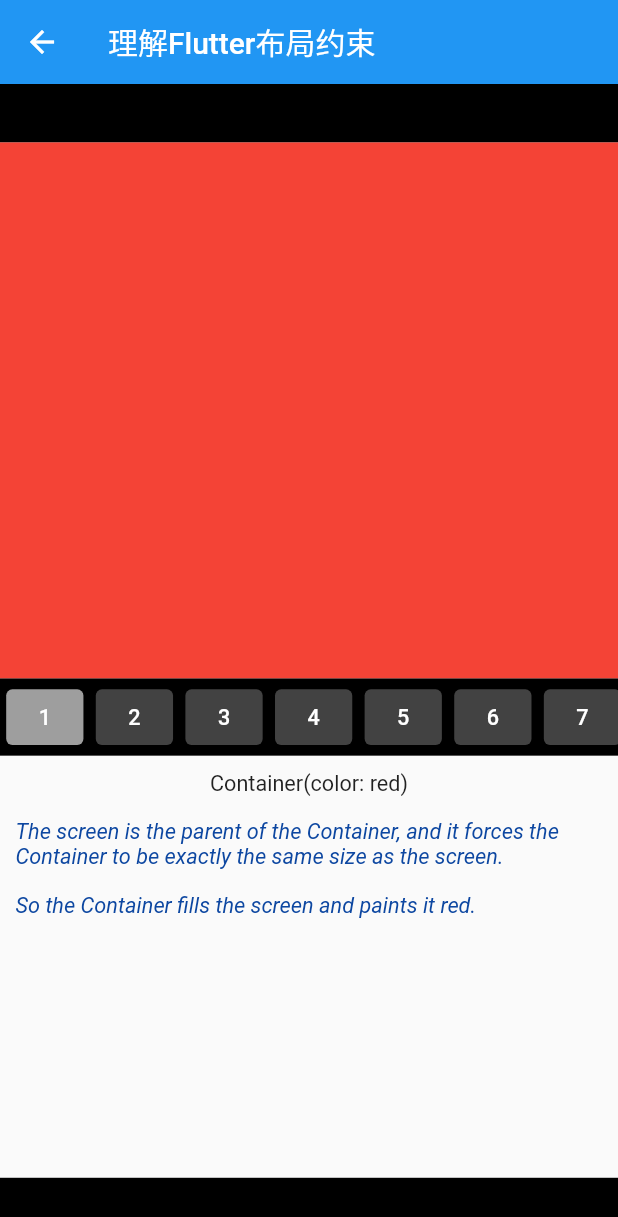
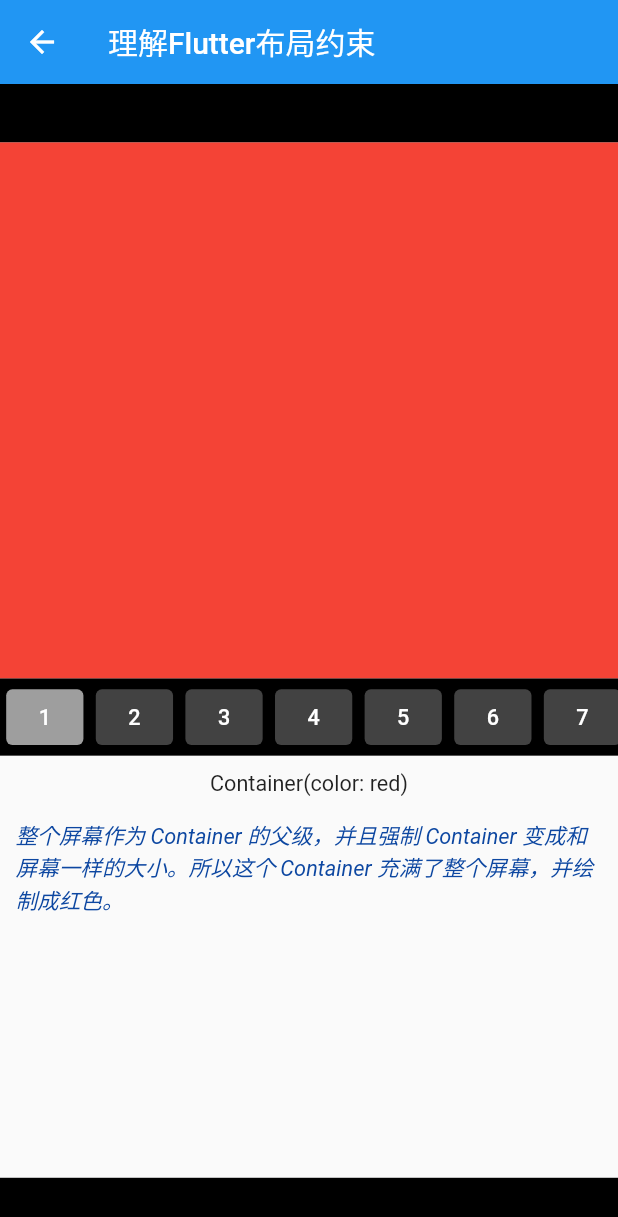
Before and after one commit to leerme/oa_flutter, a Flutter app: the Demo3Page screen opened directly, on a phone screen of 412 x 824 dp. Shown: the top 1217 px of the screen. Run offline on Flutter 3.47's test engine with Material 2 defaults, Android fonts, the phone set to English and light mode, and no system bars; our stand-ins replace basic_utils, cookie_jar, dio, dio_cookie_manager, fluttertoast, shared_preferences; missing offline and left inert: encrypt; accounts and stored records are empty; network calls fail.

Commit message:
MOD:temp

```diff
--- a/lib/demo/demo3.dart
+++ b/lib/demo/demo3.dart
@@ -240,10 +240,7 @@ class Example1 extends Example {
   final code = 'Container(color: red)';
 
   @override
-  final explanation = 'The screen is the parent of the Container, '
-      'and it forces the Container to be exactly the same size as the screen.'
-      '\n\n'
-      'So the Container fills the screen and paints it red.';
+  final explanation = '整个屏幕作为 Container 的父级，并且强制 Container 变成和屏幕一样的大小。所以这个 Container 充满了整个屏幕，并绘制成红色。';
 
   @override
   Widget build(BuildContext context) {
@@ -260,10 +257,7 @@ class Example2 extends Example {
   final code = 'Container(width: 100, height: 100, color: red)';
   @override
   final String explanation =
-      'The red Container wants to be 100x100, but it can\'t, '
-      'because the screen forces it to be exactly the same size as the screen.'
-      '\n\n'
-      'So the Container fills the screen.';
+      '红色的 Container 想要变成 100 x 100 的大小，但是它无法变成，因为屏幕强制它变成和屏幕一样的大小。所以 Container 充满了整个屏幕';
 
   @override
   Widget build(BuildContext context) {
@@ -281,11 +275,7 @@ class Example3 extends Example {
       '   child: Container(width: 100, height: 100, color: red))';
   @override
   final String explanation =
-      'The screen forces the Center to be exactly the same size as the screen, '
-      'so the Center fills the screen.'
-      '\n\n'
-      'The Center tells the Container that it can be any size it wants, but not bigger than the screen.'
-      'Now the Container can indeed be 100x100.';
+      '屏幕强制 Center 变得和屏幕一样大，所以 Center 充满了屏幕。然后 Center 告诉 Container 可以变成任意大小，但是不能超出屏幕。现在，Container 可以真正变成 100 × 100 大小了';
 
   @override
   Widget build(BuildContext context) {
@@ -306,10 +296,7 @@ class Example4 extends Example {
       '   child: Container(width: 100, height: 100, color: red))';
   @override
   final String explanation =
-      'This is different from the previous example in that it uses Align instead of Center.'
-      '\n\n'
-      'Align also tells the Container that it can be any size it wants, but if there is empty space it won\'t center the Container. '
-      'Instead, it aligns the Container to the bottom-right of the available space.';
+      'Align 同样也告诉 Container，你可以变成任意大小。但是，如果还留有空白空间的话，它不会居中 Container。相反，它将会在允许的空间内，把 Container 放在右下角（bottomRight）';
 
   @override
   Widget build(BuildContext context) {
@@ -333,11 +320,7 @@ class Example5 extends Example {
       '              height: double.infinity))';
   @override
   final String explanation =
-      'The screen forces the Center to be exactly the same size as the screen, '
-      'so the Center fills the screen.'
-      '\n\n'
-      'The Center tells the Container that it can be any size it wants, but not bigger than the screen.'
-      'The Container wants to be of infinite size, but since it can\'t be bigger than the screen, it just fills the screen.';
+      '屏幕强制 Center 变得和屏幕一样大，所以 Center 充满屏幕。然后 Center 告诉 Container 可以变成任意大小，但是不能超出屏幕。现在，Container 想要无限的大小，但是由于它不能比屏幕更大，所以就仅充满屏幕';
 
   @override
   Widget build(BuildContext context) {
@@ -357,16 +340,7 @@ class Example6 extends Example {
   final code = 'Center(child: Container(color: red))';
   @override
   final String explanation =
-      'The screen forces the Center to be exactly the same size as the screen, '
-      'so the Center fills the screen.'
-      '\n\n'
-      'The Center tells the Container that it can be any size it wants, but not bigger than the screen.'
-      '\n\n'
-      'Since the Container has no child and no fixed size, it decides it wants to be as big as possible, so it fills the whole screen.'
-      '\n\n'
-      'But why does the Container decide that? '
-      'Simply because that\'s a design decision by those who created the Container widget. '
-      'It could have been created differently, and you have to read the Container documentation to understand how it behaves, depending on the circumstances. ';
+      '屏幕强制 Center 变得和屏幕一样大，所以 Center 充满屏幕。然后 Center 告诉 Container 可以变成任意大小，但是不能超出屏幕。由于 Container 没有子级而且没有固定大小，所以它决定能有多大就有多大，所以它充满了整个屏幕';
 
   @override
   Widget build(BuildContext context) {
@@ -387,18 +361,7 @@ class Example7 extends Example {
       '      child: Container(color: green, width: 30, height: 30)))';
   @override
   final String explanation =
-      'The screen forces the Center to be exactly the same size as the screen, '
-      'so the Center fills the screen.'
-      '\n\n'
-      'The Center tells the red Container that it can be any size it wants, but not bigger than the screen.'
-      'Since the red Container has no size but has a child, it decides it wants to be the same size as its child.'
-      '\n\n'
-      'The red Container tells its child that it can be any size it wants, but not bigger than the screen.'
-      '\n\n'
-      'The child is a green Container that wants to be 30x30.'
-      '\n\n'
-      'Since the red `Container` has no size but has a child, it decides it wants to be the same size as its child. '
-      'The red color isn\'t visible, since the green Container entirely covers all of the red Container.';
+      '屏幕强制 Center 变得和屏幕一样大，所以 Center 充满屏幕。然后 Center 告诉红色的 Container 可以变成任意大小，但是不能超出屏幕。由于 Container 没有固定大小但是有子级，所以它决定变成它 child 的大小。然后红色的 Container 告诉它的 child 可以变成任意大小，但是不能超出屏幕。而它的 child 是一个想要 30 × 30 大小绿色的 Container。由于红色的 Container 和其子级一样大，所以也变为 30 × 30。由于绿色的 Container 完全覆盖了红色 Container，所以你看不见它了';
 
   @override
   Widget build(BuildContext context) {
@@ -423,9 +386,7 @@ class Example8 extends Example {
       '      child: Container(color: green, width: 30, height: 30)))';
   @override
   final String explanation =
-      'The red Container sizes itself to its children size, but it takes its own padding into consideration. '
-      'So it is also 30x30 plus padding. '
-      'The red color is visible because of the padding, and the green Container has the same size as in the previous example.';
+      '红色 Container 变为其子级的大小，但是它将其 padding 带入了约束的计算中。所以它有一个 30 x 30 的外边距。由于这个外边距，所以现在你能看见红色了。而绿色的 Container 则还是和之前一样。';
 
   @override
   Widget build(BuildContext context) {
@@ -452,12 +413,7 @@ class Example9 extends Example {
       '      child: Container(color: red, width: 10, height: 10)))';
   @override
   final String explanation =
-      'You might guess that the Container has to be between 70 and 150 pixels, but you would be wrong. '
-      'The ConstrainedBox only imposes ADDITIONAL constraints from those it receives from its parent.'
-      '\n\n'
-      'Here, the screen forces the ConstrainedBox to be exactly the same size as the screen, '
-      'so it tells its child Container to also assume the size of the screen, '
-      'thus ignoring its \'constraints\' parameter.';
+      'Container 的尺寸会在 70 到 150 像素之间，但并不是这样。 ConstrainedBox 仅对其从其父级接收到的约束下施加其他约束。在这里，屏幕迫使 ConstrainedBox 与屏幕大小完全相同，因此它告诉其子 Widget 也以屏幕大小作为约束，从而忽略了其 constraints 参数带来的影响';
 
   @override
   Widget build(BuildContext context) {
@@ -487,11 +443,7 @@ class Example10 extends Example {
       '        child: Container(color: red, width: 10, height: 10))))';
   @override
   final String explanation =
-      'Now, Center allows ConstrainedBox to be any size up to the screen size.'
-      '\n\n'
-      'The ConstrainedBox imposes ADDITIONAL constraints from its \'constraints\' parameter onto its child.'
-      '\n\n'
-      'The Container must be between 70 and 150 pixels. It wants to have 10 pixels, so it will end up having 70 (the MINIMUM).';
+      'Center 允许 ConstrainedBox 达到屏幕可允许的任意大小。 ConstrainedBox 将 constraints 参数带来的约束附加到其子对象上。Container 必须介于 70 到 150 像素之间。虽然它希望自己有 10 个像素大小，但最终获得了 70 个像素（最小为 70）';
 
   @override
   Widget build(BuildContext context) {
@@ -523,10 +475,7 @@ class Example11 extends Example {
       '        child: Container(color: red, width: 1000, height: 1000))))';
   @override
   final String explanation =
-      'Center allows ConstrainedBox to be any size up to the screen size.'
-      'The ConstrainedBox imposes ADDITIONAL constraints from its \'constraints\' parameter onto its child'
-      '\n\n'
-      'The Container must be between 70 and 150 pixels. It wants to have 1000 pixels, so it ends up having 150 (the MAXIMUM).';
+      'Center 允许 ConstrainedBox 达到屏幕可允许的任意大小。 ConstrainedBox 将 constraints 参数带来的约束附加到其子对象上。Container 必须介于 70 到 150 像素之间。虽然它希望自己有 1000 个像素大小，但最终获得了 150 个像素（最大为 150）';
 
   @override
   Widget build(BuildContext context) {
@@ -558,10 +507,7 @@ class Example12 extends Example {
       '        child: Container(color: red, width: 100, height: 100))))';
   @override
   final String explanation =
-      'Center allows ConstrainedBox to be any size up to the screen size.'
-      'ConstrainedBox imposes ADDITIONAL constraints from its \'constraints\' parameter onto its child.'
-      '\n\n'
-      'The Container must be between 70 and 150 pixels. It wants to have 100 pixels, and that\'s the size it has, since that\'s between 70 and 150.';
+      'Center 允许 ConstrainedBox 达到屏幕可允许的任意大小。 ConstrainedBox 将 constraints 参数带来的约束附加到其子对象上。Container 必须介于 70 到 150 像素之间。虽然它希望自己有 100 个像素大小，因为 100 介于 70 至 150 的范围内，所以最终获得了 100 个像素';
 
   @override
   Widget build(BuildContext context) {
@@ -589,8 +535,7 @@ class Example13 extends Example {
       '   child: Container(color: red, width: 20, height: 50));';
   @override
   final String explanation =
-      'The screen forces the UnconstrainedBox to be exactly the same size as the screen.'
-      'However, the UnconstrainedBox lets its child Container be any size it wants.';
+      '屏幕强制 UnconstrainedBox 变得和屏幕一样大，而 UnconstrainedBox 允许其子级的 Container 可以变为任意大小';
 
   @override
   Widget build(BuildContext context) {
@@ -610,11 +555,7 @@ class Example14 extends Example {
       '   child: Container(color: red, width: 4000, height: 50));';
   @override
   final String explanation =
-      'The screen forces the UnconstrainedBox to be exactly the same size as the screen, '
-      'and UnconstrainedBox lets its child Container be any size it wants.'
-      '\n\n'
-      'Unfortunately, in this case the Container has 4000 pixels of width and is too big to fit in the UnconstrainedBox, '
-      'so the UnconstrainedBox displays the much dreaded "overflow warning".';
+      '屏幕强制 UnconstrainedBox 变得和屏幕一样大，而 UnconstrainedBox 允许其子级的 Container 可以变为任意大小。不幸的是，在这种情况下，容器的宽度为 4000 像素，这实在是太大，以至于无法容纳在 UnconstrainedBox 中，因此 UnconstrainedBox 将显示溢出警告（overflow warning';
 
   @override
   Widget build(BuildContext context) {
@@ -638,13 +579,7 @@ class Example15 extends Example {
       '   child: Container(color: red, width: 4000, height: 50));';
   @override
   final String explanation =
-      'The screen forces the OverflowBox to be exactly the same size as the screen, '
-      'and OverflowBox lets its child Container be any size it wants.'
-      '\n\n'
-      'OverflowBox is similar to UnconstrainedBox, and the difference is that it won\'t display any warnings if the child doesn\'t fit the space.'
-      '\n\n'
-      'In this case the Container is 4000 pixels wide, and is too big to fit in the OverflowBox, '
-      'but the OverflowBox simply shows as much as it can, with no warnings given.';
+      '屏幕强制 OverflowBox 变得和屏幕一样大，并且 OverflowBox 允许其子容器设置为任意大小。OverflowBox 与 UnconstrainedBox 类似，但不同的是，如果其子级超出该空间，它将不会显示任何警告。在这种情况下，容器的宽度为 4000 像素，并且太大而无法容纳在 OverflowBox 中，但是 OverflowBox 会全部显示，而不会发出警告。';
 
   @override
   Widget build(BuildContext context) {
@@ -668,13 +603,7 @@ class Example16 extends Example {
       '   child: Container(color: Colors.red, width: double.infinity, height: 100));';
   @override
   final String explanation =
-      'This won\'t render anything, and you\'ll see an error in the console.'
-      '\n\n'
-      'The UnconstrainedBox lets its child be any size it wants, '
-      'however its child is a Container with infinite size.'
-      '\n\n'
-      'Flutter can\'t render infinite sizes, so it throws an error with the following message: '
-      '"BoxConstraints forces an infinite width."';
+      '这将不会渲染任何东西，而且你能在控制台看到错误信息。UnconstrainedBox 让它的子级决定成为任何大小，但是其子级是一个具有无限大小的 Container。Flutter 无法渲染无限大的东西，所以它抛出以下错误： BoxConstraints forces an infinite width.（盒子约束强制使用了无限的宽度）';
 
   @override
   Widget build(BuildContext context) {
@@ -730,12 +659,7 @@ class Example18 extends Example {
       '   child: Text(\'Some Example Text.\'));';
   @override
   final String explanation =
-      'The screen forces the FittedBox to be exactly the same size as the screen.'
-      'The Text has some natural width (also called its intrinsic width) that depends on the amount of text, its font size, and so on.'
-      '\n\n'
-      'The FittedBox lets the Text be any size it wants, '
-      'but after the Text tells its size to the FittedBox, '
-      'the FittedBox scales the Text until it fills all of the available width.';
+      '这次你就不会遇到报错了。 UnconstrainedBox 给 LimitedBox 一个无限的大小；但它向其子级传递了最大为 100 的约束。如果你将 UnconstrainedBox 替换为 Center，则LimitedBox 将不再应用其限制（因为其限制仅在获得无限约束时才适用），并且容器的宽度允许超过 100。上面的样例解释了 LimitedBox 和 ConstrainedBox 之间的区别';
 
   @override
   Widget build(BuildContext context) {
@@ -756,12 +680,7 @@ class Example19 extends Example {
       '      child: Text(\'Some Example Text.\')));';
   @override
   final String explanation =
-      'But what happens if you put the FittedBox inside of a Center widget? '
-      'The Center lets the FittedBox be any size it wants, up to the screen size.'
-      '\n\n'
-      'The FittedBox then sizes itself to the Text, and lets the Text be any size it wants.'
-      '\n\n'
-      'Since both FittedBox and the Text have the same size, no scaling happens.';
+      '但如果你将 FittedBox 放进 Center widget 中会发生什么？ Center 将会让 FittedBox 能够变为任意大小，取决于屏幕大小。FittedBox 然后会根据 Text 调整自己的大小，然后让 Text 可以变为所需的任意大小，由于二者具有同一大小，因此不会发生缩放';
 
   @override
   Widget build(BuildContext context) {
```
